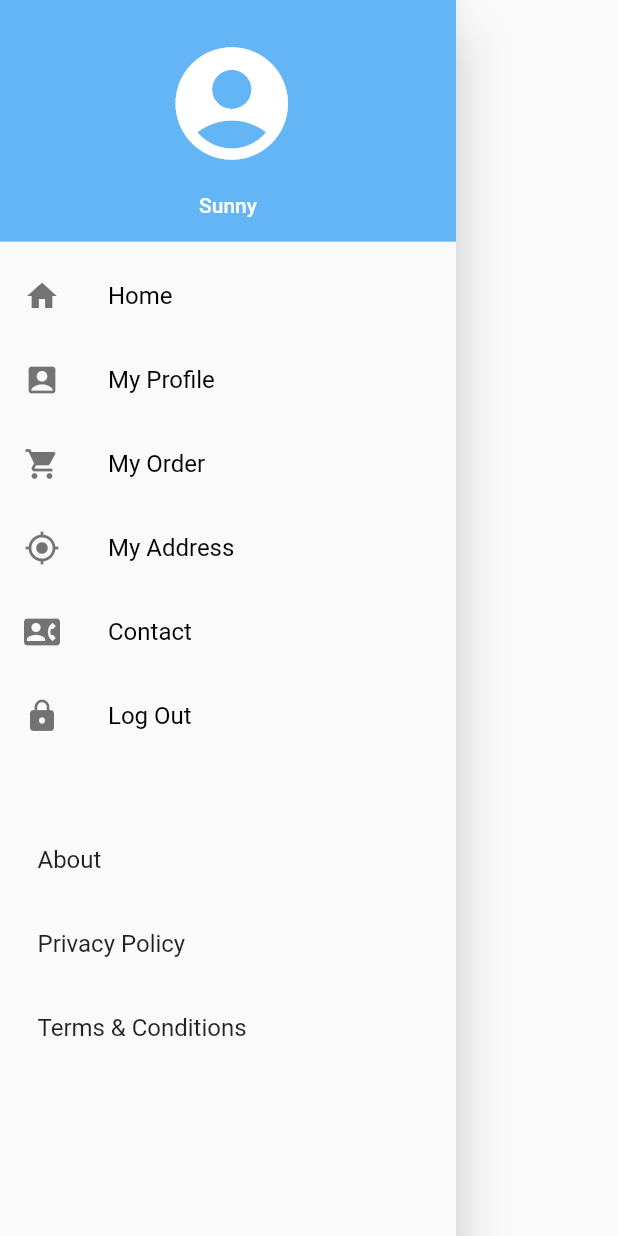
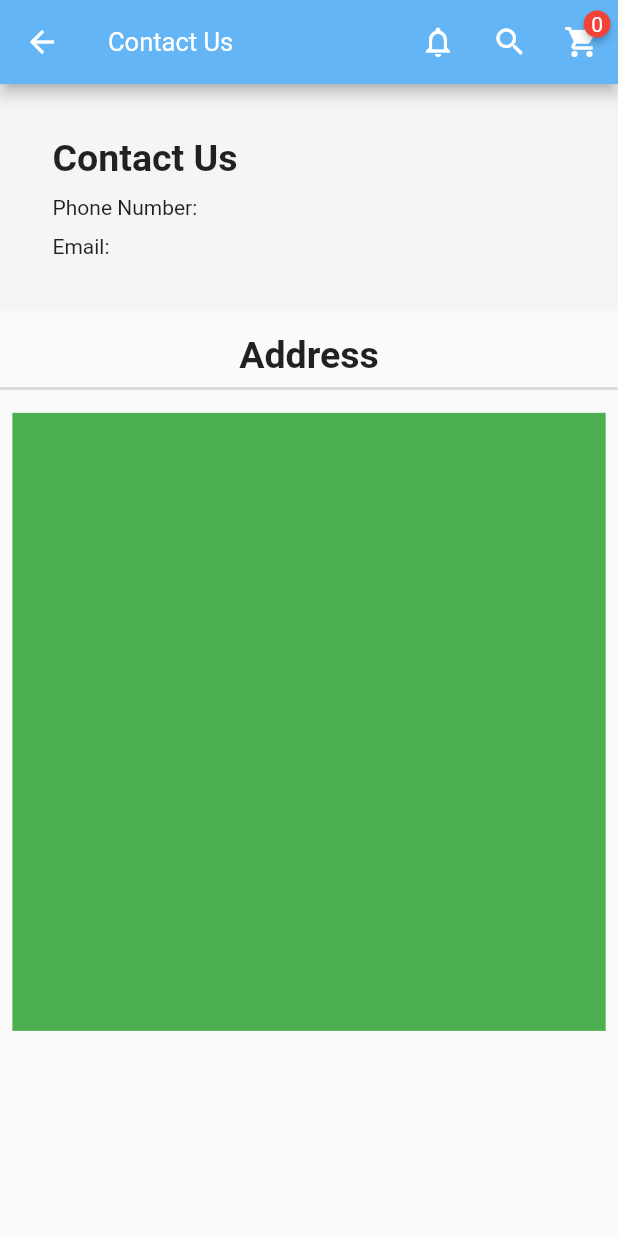
Before and after one commit to IdanxDev/h4h-app, a Flutter app: the SideMenu widget shown alone on an empty page, opened directly, after a tap on "Contact", on a phone screen of 412 x 824 dp. Run offline on Flutter 3.47's test engine with Material 2 defaults, Android fonts, the light colour scheme and no system bars; drawn by our look-alikes of badges; our stand-ins replace carousel_pro, carousel_slider, country_code_picker, dio, firebase_auth, firebase_core and 6 more; missing offline and left inert: flutter_open_whatsapp, mobile_number; accounts and stored records are empty; network calls fail.

Commit message:
initial comment-8/6/2021

```diff
--- /dev/null
+++ b/lib/screen/ContactUs.dart
@@ -0,0 +1,51 @@
+import 'package:flutter/material.dart';
+import 'package:h4h/component/appbar.dart';
+
+class ContactUs extends StatefulWidget {
+  @override
+  _ContactUsState createState() => _ContactUsState();
+}
+
+class _ContactUsState extends State<ContactUs> {
+  @override
+  Widget build(BuildContext context) {
+    return Scaffold(
+        appBar: myAppBar(context, 'Contact Us'),
+        body: Column(
+          children: [
+            Container(
+              padding: EdgeInsets.all(35),
+              color: Colors.grey[100],
+              child: Column(
+                children: [
+                  Align(
+                    alignment: Alignment.centerLeft,
+                    child: Text(
+                      'Contact Us',
+                      style:
+                          TextStyle(fontSize: 25, fontWeight: FontWeight.bold),
+                    ),
+                  ),
+                  SizedBox(
+                    height: 10,
+                  ),
+                  Align(
+                      alignment: Alignment.centerLeft, child: Text('Phone Number: ')),
+                  SizedBox(
+                    height: 10,
+                  ),
+                   Align(
+                      alignment: Alignment.centerLeft, child: Text('Email: ')),
+                ],
+              ),
+            ),
+            SizedBox(height: 15,),
+            Container(child: Text('Address', style: TextStyle(fontWeight: FontWeight.bold, fontSize: 25),)),
+            Divider(thickness: 2,),
+            Container(margin: EdgeInsets.all(MediaQuery.of(context).size.height*0.01),
+            height: MediaQuery.of(context).size.height*0.5,
+            color: Colors.green,),
+          ],
+        ));
+  }
+}
--- a/lib/screen/SideMenu.dart
+++ b/lib/screen/SideMenu.dart
@@ -2,6 +2,7 @@ import 'package:flutter/cupertino.dart';
 import 'package:flutter/material.dart';
 import 'package:h4h/screen/MyAddress.dart';
 import 'package:h4h/screen/MyProfile.dart';
+import 'package:h4h/screen/contactus.dart';
 
 //import 'package:happick/globals.dart' as global;
 //import 'package:shared_preferences/shared_preferences.dart';
@@ -130,8 +131,8 @@ class _SideMenuState extends State<SideMenu> {
               style: TextStyle(color: Colors.black),
             ),
             onTap: () {
-              /*   Navigator.push(context,
-                  MaterialPageRoute(builder: (context) => ContactUs()));*/
+                 Navigator.push(context,
+                  MaterialPageRoute(builder: (context) => ContactUs()));
             },
           ),
 
--- a/pubspec.yaml
+++ b/pubspec.yaml
@@ -50,6 +50,10 @@ dev_dependencies:
   country_code_picker: ^1.7.0
   shared_preferences: ^0.5.8
   flutter_open_whatsapp: ^0.1.2
+  flutter_google_places:
+  google_maps_webservice:
+  location: ^2.3.5
+  google_maps_flutter:
 
 
 
@@ -80,6 +84,7 @@ flutter:
      - images/update.jpg
      - images/emptycart.jpg
      - images/emptycart.png
+     - images/location.png
   #   - images/a_dot_ham.jpeg
 
   # An image asset can refer to one or more resolution-specific "variants", see
```
Also changed, not shown: lib/screen/MyAddress.dart (+36 -3 lines), images/location.png (added), pubspec.lock, 1 other file.
